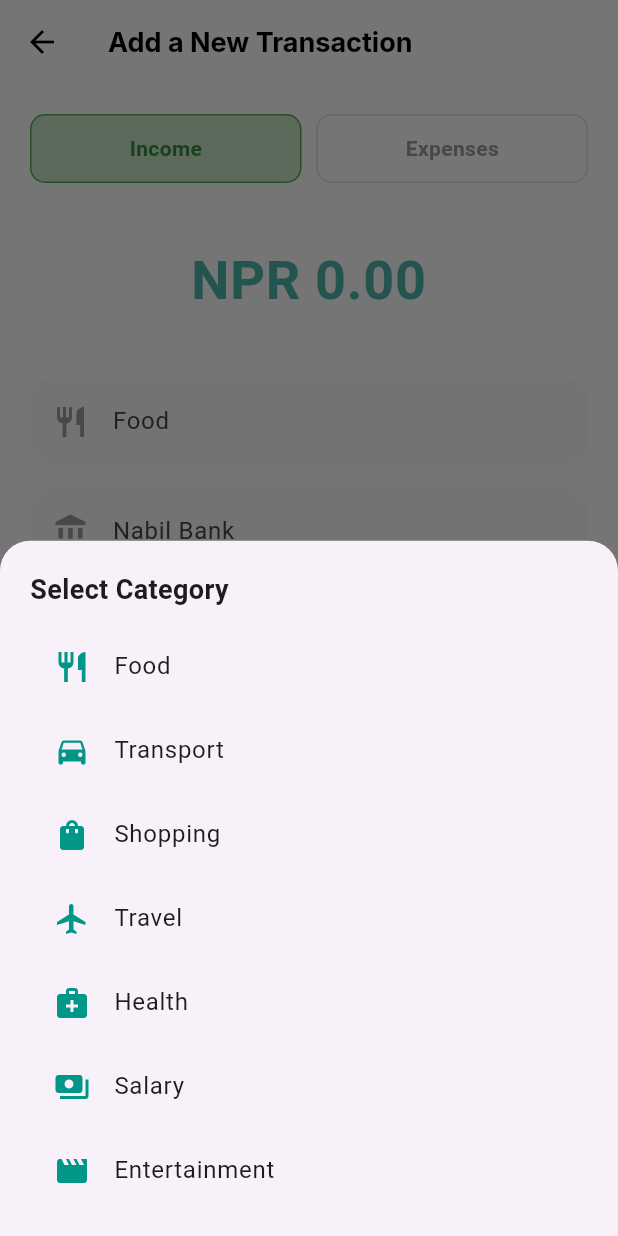
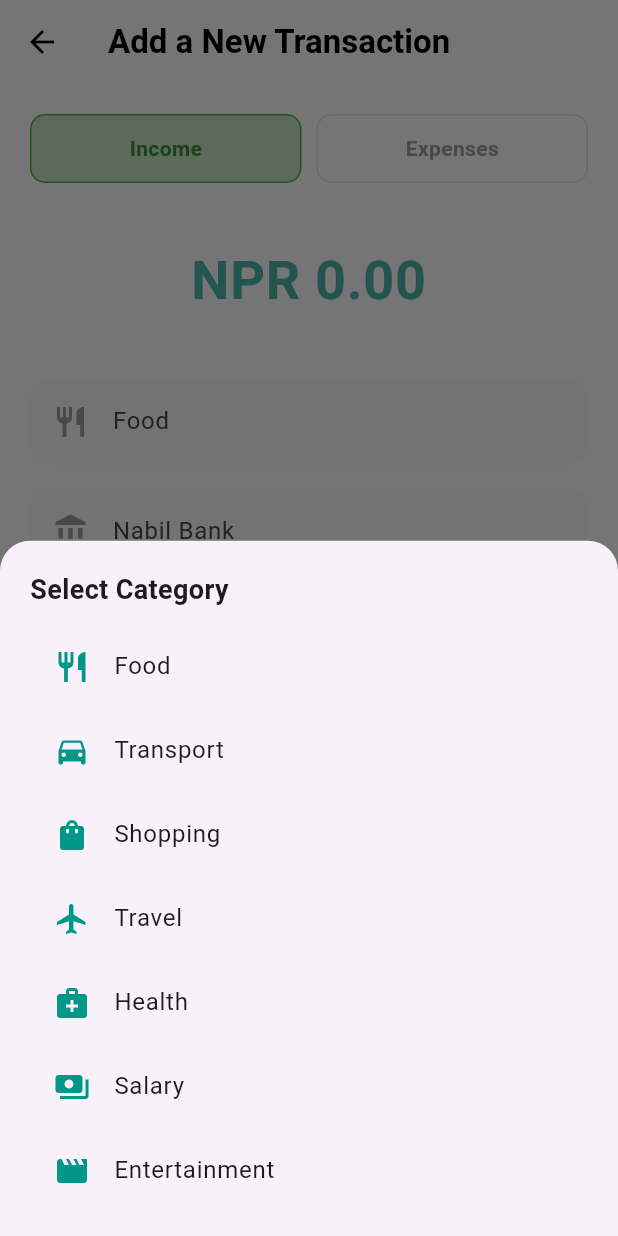
Before and after one commit to PudasainiSalina2060/financetracker_frontend, a Flutter app: the AddTransactionScreen screen opened directly, after a tap on "Food", on a phone screen of 412 x 824 dp. Run offline on Flutter 3.47's test engine with Material 3 defaults, Android fonts, the phone set to English and light mode, and no system bars; our stand-ins replace google_fonts; Roboto replaces fonts that are missing (Karma).

Commit message:
expand transaction categories and updated app bar font style

```diff
--- a/lib/screens/addTransaction_screen.dart
+++ b/lib/screens/addTransaction_screen.dart
@@ -72,6 +72,14 @@ void _showSuccessPopup() {
     "Health": Icons.medical_services,
     "Salary": Icons.payments,
     "Entertainment": Icons.movie,
+    "Education": Icons.school,
+    "Bills": Icons.receipt_long,
+    "Fitness": Icons.fitness_center,
+    "Gifts": Icons.card_giftcard,
+    "Savings": Icons.savings,
+    "Utilities": Icons.lightbulb,
+    "Pets": Icons.pets,
+    "Others": Icons.more_horiz,
   };
 
   showModalBottomSheet(
@@ -110,7 +118,7 @@ void _showSuccessPopup() {
       backgroundColor: Colors.white,
       appBar: AppBar(
         title: Text("Add a New Transaction",
-          style: GoogleFonts.inter(fontSize: 18, fontWeight: FontWeight.bold, color: Colors.black)),
+        style: GoogleFonts.karma(fontWeight: FontWeight.bold, color: Colors.black)),
         backgroundColor: Colors.white,
         elevation: 0,
         leading: IconButton(
```
